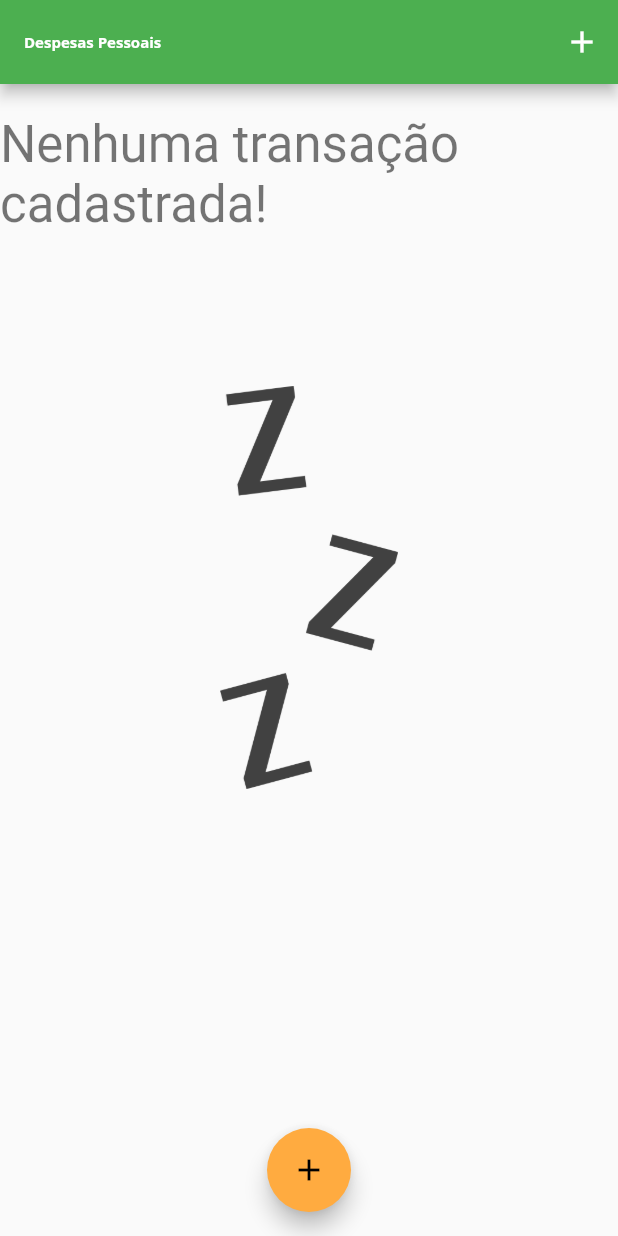
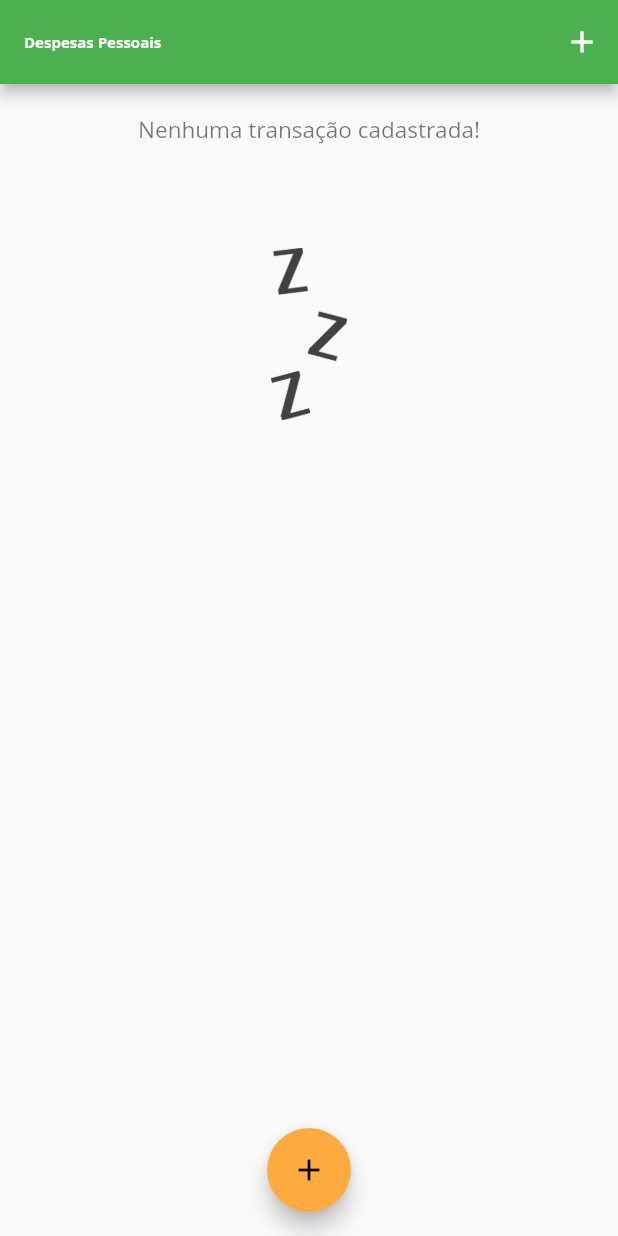
Before and after one commit to marceloguerra007/flutter-expenses, a Flutter app: the screen it shows after launch, on a phone screen of 412 x 824 dp. Run offline on Flutter 3.47's test engine with Material 2 defaults, Android fonts, the phone set to English and light mode, and no system bars.

Commit message:
Adicionando mais recursos de responsividade.

```diff
--- a/lib/components/chart.dart
+++ b/lib/components/chart.dart
@@ -1,5 +1,3 @@
-import 'dart:io';
-
 import 'package:expenses/components/chart_bar.dart';
 import 'package:flutter/material.dart';
 import 'package:intl/intl.dart';
--- a/lib/components/transaction_form.dart
+++ b/lib/components/transaction_form.dart
@@ -74,9 +74,7 @@ class _TransactionFormState extends State<TransactionForm> {
                   children: [
                     Expanded(
                       child: Text(
-                        _selectedDate == null
-                        ? 'Nenhuma data selecionada!'
-                        : 'Data Selecionada: ${DateFormat('d/MM/y').format(_selectedDate)}'
+                        'Data Selecionada: ${DateFormat('d/MM/y').format(_selectedDate)}'
                       ),
                     ),
                     TextButton(
--- a/lib/main.dart
+++ b/lib/main.dart
@@ -10,7 +10,6 @@ import 'package:flutter/services.dart';
 import '../models/transaction.dart';
 
 import 'package:expenses/components/transaction_form.dart';
-import 'package:expenses/components/chart.dart';
 
 main() => runApp(ExpensesApp());
 
@@ -100,15 +99,15 @@ class _MyHomePageState extends State<MyHomePage> {
 
   @override
   Widget build(BuildContext context) {
-    bool isLandScape =
-        MediaQuery.of(context).orientation == Orientation.landscape;
+    final mediaQuery = MediaQuery.of(context);
+    bool isLandScape = mediaQuery.orientation == Orientation.landscape;
 
     final appBar = AppBar(
       title: Text(
         'Despesas Pessoais',
         style: TextStyle(
             fontSize: 10 *
-                MediaQuery.of(context)
+                mediaQuery
                     .textScaleFactor), //Usado para considerar uma escala quando há acessibilidade
       ),
       actions: [
@@ -128,9 +127,9 @@ class _MyHomePageState extends State<MyHomePage> {
       ],
     );
 
-    final availableHeight = MediaQuery.of(context).size.height -
+    final availableHeight = mediaQuery.size.height -
         appBar.preferredSize.height -
-        MediaQuery.of(context).padding.top;
+        mediaQuery.padding.top;
 
     return Scaffold(
         appBar: appBar,
@@ -139,20 +138,24 @@ class _MyHomePageState extends State<MyHomePage> {
             mainAxisAlignment: MainAxisAlignment.start,
             crossAxisAlignment: CrossAxisAlignment.stretch,
             children: [
-              if (!_transactions.isEmpty && (!isLandScape || _showChart))
+              if (_transactions.isNotEmpty && (!isLandScape || _showChart))
                 Container(
                     height: availableHeight * (isLandScape ? 0.70 : 0.30),
                     child: Chart(_recentTransaction)),
-              if (!_showChart || !isLandScape)
+              if (!isLandScape || !_showChart)
                 Container(
-                    height: availableHeight * 0.70,
+                    height: availableHeight * (isLandScape ? 0.5 : 0.30),
                     child: TransactionList(_transactions, _deleteTransaction))
             ],
           ),
         ),
-        floatingActionButton: FloatingActionButton(
-            child: Icon(Icons.add),
-            onPressed: () => _openTransactionFormModal(context)),
+        floatingActionButton: /*Platform.isIOS //Não pode ser utilizado em apps Web
+          ? Container()
+          : */
+          FloatingActionButton(
+              child: Icon(Icons.add),
+              onPressed: () => _openTransactionFormModal(context)
+            ),
         floatingActionButtonLocation: FloatingActionButtonLocation.centerFloat);
   }
 }
```
Also changed, not shown: lib/components/transaction_list.dart (+22 -7 lines).
